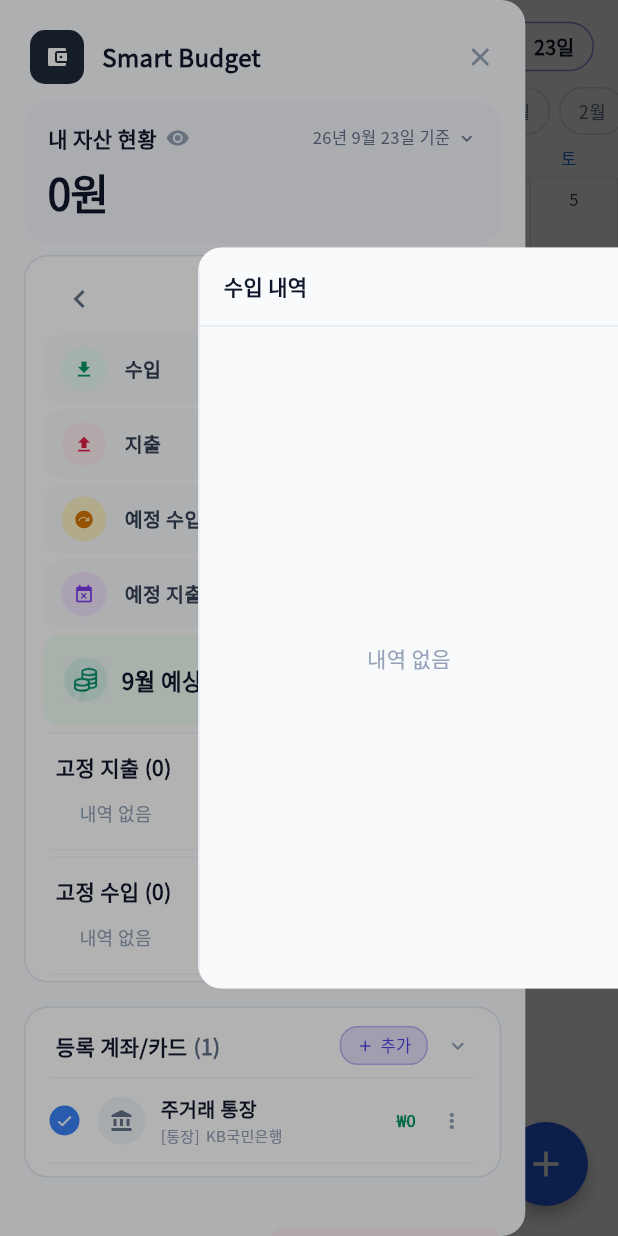
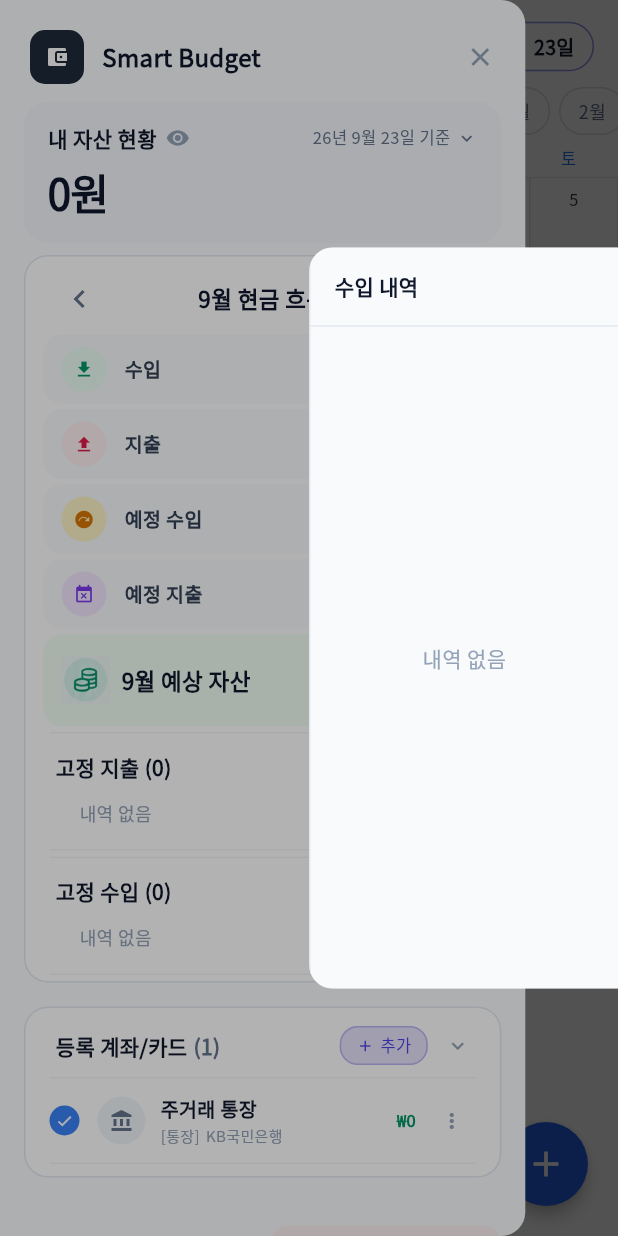
Before and after one commit to trudy4905/smart-budget-app, a Flutter app: the screen it shows after launch, in the side drawer, after a tap on "수입", on a phone screen of 412 x 824 dp. Run offline on Flutter 3.47's test engine with Material 3 defaults, Android fonts, the phone set to English and light mode, and no system bars; our stand-ins replace google_fonts, shared_preferences.

Commit message:
Set DrawerSidePanel width to 50% of screen width

```diff
--- a/flutter_app/lib/widgets/drawer/app_drawer.dart
+++ b/flutter_app/lib/widgets/drawer/app_drawer.dart
@@ -43,7 +43,7 @@ class _AppDrawerState extends State<AppDrawer> {
               child: ClipRRect(
                 borderRadius: const BorderRadius.only(topLeft: Radius.circular(16), bottomLeft: Radius.circular(16)),
                 child: SizedBox(
-                  width: 280,
+                  width: MediaQuery.of(context).size.width * 0.5,
                   child: DrawerSidePanel(dash: dash, openPanelType: type),
                 ),
               ),
```
